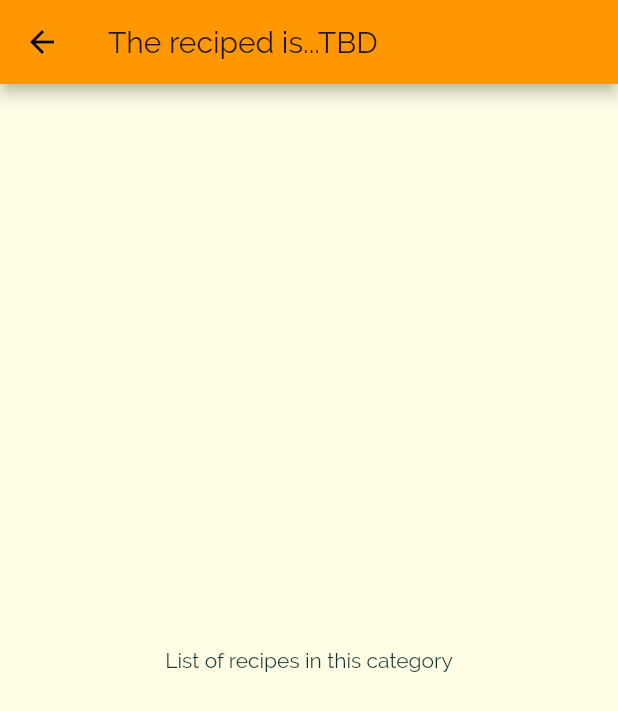
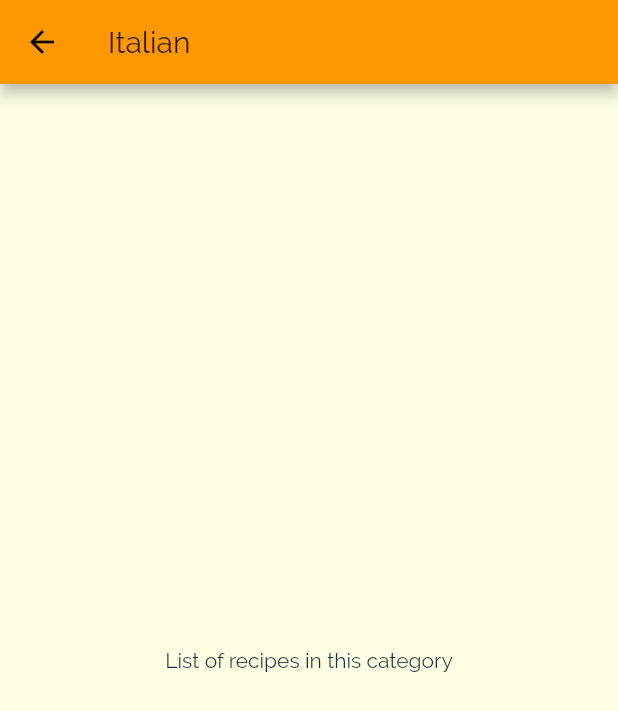
Before and after one commit to ashishkarki/Flutter-MobileDev-Practice, a Flutter app: the screen it shows after launch, after a tap on "Italian", on a phone screen of 412 x 824 dp. Shown: the top 711 px of the screen. Run offline on Flutter 3.47's test engine with Material 2 defaults, Android fonts, the phone set to English and light mode, and no system bars.

Commit message:
Implemented passing parameters from category_item to category_meals.. widget

```diff
--- a/flutter_meals_selector/lib/widgets/categories_screen.dart
+++ b/flutter_meals_selector/lib/widgets/categories_screen.dart
@@ -16,7 +16,11 @@ class CategoriesScreenWidget extends StatelessWidget {
         padding: const EdgeInsets.all(25),
         children: DUMMY_CATEGORIES
             .map(
-              (category) => CategoryItemWidget(category.title, category.color),
+              (category) => CategoryItemWidget(
+                category.id,
+                category.title,
+                category.color,
+              ),
             )
             .toList(),
         gridDelegate: SliverGridDelegateWithMaxCrossAxisExtent(
--- a/flutter_meals_selector/lib/widgets/category_item.dart
+++ b/flutter_meals_selector/lib/widgets/category_item.dart
@@ -3,15 +3,16 @@ import 'package:flutter_meals_selector/constants.dart';
 import 'package:flutter_meals_selector/widgets/category_meals_screen.dart';
 
 class CategoryItemWidget extends StatelessWidget {
+  final String id;
   final String title;
   final Color color;
 
-  CategoryItemWidget(this.title, this.color);
+  CategoryItemWidget(this.id, this.title, this.color);
 
   void selectCategory(BuildContext ctx) {
     Navigator.of(ctx).push(
       MaterialPageRoute(
-        builder: (_) => CategoryMealsScreenWidget(),
+        builder: (_) => CategoryMealsScreenWidget(id, title),
       ),
     );
   }
--- a/flutter_meals_selector/lib/widgets/category_meals_screen.dart
+++ b/flutter_meals_selector/lib/widgets/category_meals_screen.dart
@@ -1,11 +1,16 @@
 import 'package:flutter/material.dart';
 
 class CategoryMealsScreenWidget extends StatelessWidget {
+  final String categoryId;
+  final String categoryTitle;
+
+  CategoryMealsScreenWidget(this.categoryId, this.categoryTitle);
+
   @override
   Widget build(BuildContext context) {
     return Scaffold(
       appBar: AppBar(
-        title: Text('The reciped is...TBD'),
+        title: Text(categoryTitle),
       ),
       body: Center(
         child: Text('List of recipes in this category'),
```
